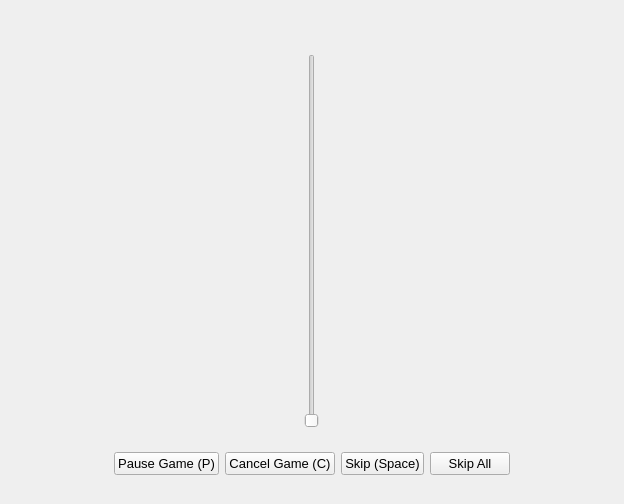
Above: ui/player.ui from tdauth/gustavsfairyland before the change. Below: the same form after it.
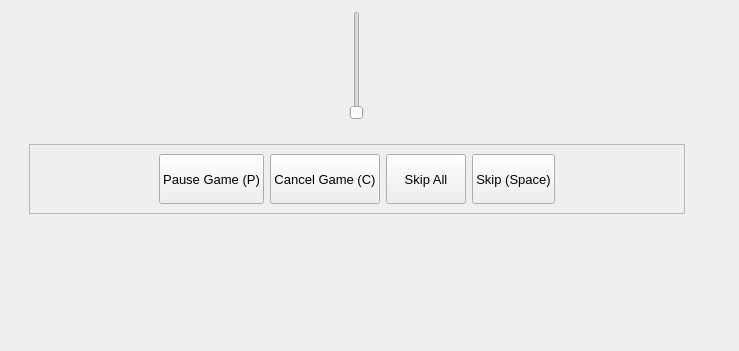
That is the form after the change. Icons and pictures are not drawn.

Patch:
```diff
--- a/ui/player.ui
+++ b/ui/player.ui
@@ -6,8 +6,8 @@
    <rect>
     <x>0</x>
     <y>0</y>
-    <width>624</width>
-    <height>504</height>
+    <width>739</width>
+    <height>351</height>
    </rect>
   </property>
   <property name="sizePolicy">
@@ -19,22 +19,7 @@
   <property name="windowTitle">
    <string>Player</string>
   </property>
-  <layout class="QVBoxLayout" name="verticalLayout_2">
-   <item>
-    <widget class="QLabel" name="descriptionLabel">
-     <property name="font">
-      <font>
-       <pointsize>24</pointsize>
-      </font>
-     </property>
-     <property name="text">
-      <string/>
-     </property>
-     <property name="alignment">
-      <set>Qt::AlignCenter</set>
-     </property>
-    </widget>
-   </item>
+  <layout class="QHBoxLayout" name="horizontalLayout_4">
    <item>
     <layout class="QHBoxLayout" name="horizontalLayout">
      <item>
@@ -68,6 +53,27 @@
              <widget class="QWidget" name="widget" native="true">
               <layout class="QHBoxLayout" name="horizontalLayout_3">
                <item>
+                <widget class="QScrollArea" name="scrollArea">
+                 <property name="sizePolicy">
+                  <sizepolicy hsizetype="Expanding" vsizetype="Minimum">
+                   <horstretch>0</horstretch>
+                   <verstretch>0</verstretch>
+                  </sizepolicy>
+                 </property>
+                 <property name="widgetResizable">
+                  <bool>true</bool>
+                 </property>
+                 <widget class="QWidget" name="scrollAreaWidgetContents">
+                  <property name="geometry">
+                   <rect>
+                    <x>0</x>
+                    <y>0</y>
+                    <width>663</width>
+                    <height>70</height>
+                   </rect>
+                  </property>
+                  <layout class="QHBoxLayout" name="horizontalLayout_5">
+                   <item>
                 <spacer name="horizontalSpacer">
                  <property name="orientation">
                   <enum>Qt::Horizontal</enum>
@@ -80,7 +86,7 @@
                  </property>
                 </spacer>
                </item>
-               <item alignment="Qt::AlignHCenter">
+                   <item>
                 <widget class="QPushButton" name="pausePushButton">
                  <property name="sizePolicy">
                   <sizepolicy hsizetype="Minimum" vsizetype="Preferred">
@@ -108,7 +114,7 @@
                  </property>
                 </widget>
                </item>
-               <item alignment="Qt::AlignHCenter">
+                   <item>
                 <widget class="QPushButton" name="cancelPushButton">
                  <property name="sizePolicy">
                   <sizepolicy hsizetype="Minimum" vsizetype="Preferred">
@@ -136,35 +142,7 @@
                  </property>
                 </widget>
                </item>
-               <item alignment="Qt::AlignHCenter">
-                <widget class="QPushButton" name="skipPushButton">
-                 <property name="sizePolicy">
-                  <sizepolicy hsizetype="Minimum" vsizetype="Preferred">
-                   <horstretch>0</horstretch>
-                   <verstretch>0</verstretch>
-                  </sizepolicy>
-                 </property>
-                 <property name="font">
-                  <font>
-                   <pointsize>10</pointsize>
-                  </font>
-                 </property>
-                 <property name="text">
-                  <string>Skip (Space)</string>
-                 </property>
-                 <property name="icon">
-                  <iconset resource="../oxygen-icons-png-master/oxygen.qrc">
-                   <normaloff>:/themes/oxygen/32x32/actions/media-skip-forward.png</normaloff>:/themes/oxygen/32x32/actions/media-skip-forward.png</iconset>
-                 </property>
-                 <property name="iconSize">
-                  <size>
-                   <width>32</width>
-                   <height>32</height>
-                  </size>
-                 </property>
-                </widget>
-               </item>
-               <item alignment="Qt::AlignHCenter">
+                   <item>
                 <widget class="QPushButton" name="skipAllPushButton">
                  <property name="sizePolicy">
                   <sizepolicy hsizetype="Minimum" vsizetype="Preferred">
@@ -192,6 +170,34 @@
                  </property>
                 </widget>
                </item>
+                   <item>
+                    <widget class="QPushButton" name="skipPushButton">
+                     <property name="sizePolicy">
+                      <sizepolicy hsizetype="Minimum" vsizetype="Preferred">
+                       <horstretch>0</horstretch>
+                       <verstretch>0</verstretch>
+                      </sizepolicy>
+                     </property>
+                     <property name="font">
+                      <font>
+                       <pointsize>10</pointsize>
+                      </font>
+                     </property>
+                     <property name="text">
+                      <string>Skip (Space)</string>
+                     </property>
+                     <property name="icon">
+                      <iconset resource="../oxygen-icons-png-master/oxygen.qrc">
+                       <normaloff>:/themes/oxygen/32x32/actions/media-skip-forward.png</normaloff>:/themes/oxygen/32x32/actions/media-skip-forward.png</iconset>
+                     </property>
+                     <property name="iconSize">
+                      <size>
+                       <width>32</width>
+                       <height>32</height>
+                      </size>
+                     </property>
+                    </widget>
+                   </item>
                <item>
                 <spacer name="horizontalSpacer_2">
                  <property name="orientation">
@@ -207,11 +213,28 @@
                </item>
               </layout>
              </widget>
+                </widget>
             </item>
            </layout>
           </widget>
          </item>
         </layout>
+          </widget>
+         </item>
+        </layout>
+       </item>
+       <item>
+        <spacer name="verticalSpacer">
+         <property name="orientation">
+          <enum>Qt::Vertical</enum>
+         </property>
+         <property name="sizeHint" stdset="0">
+          <size>
+           <width>20</width>
+           <height>40</height>
+          </size>
+         </property>
+        </spacer>
        </item>
       </layout>
      </item>
@@ -224,6 +247,21 @@
      </item>
     </layout>
    </item>
+   <item>
+    <widget class="QLabel" name="descriptionLabel">
+     <property name="font">
+      <font>
+       <pointsize>24</pointsize>
+      </font>
+     </property>
+     <property name="text">
+      <string/>
+     </property>
+     <property name="alignment">
+      <set>Qt::AlignCenter</set>
+     </property>
+    </widget>
+   </item>
   </layout>
  </widget>
  <tabstops>
```
Lines whose indentation alone changed are shown as unchanged.
